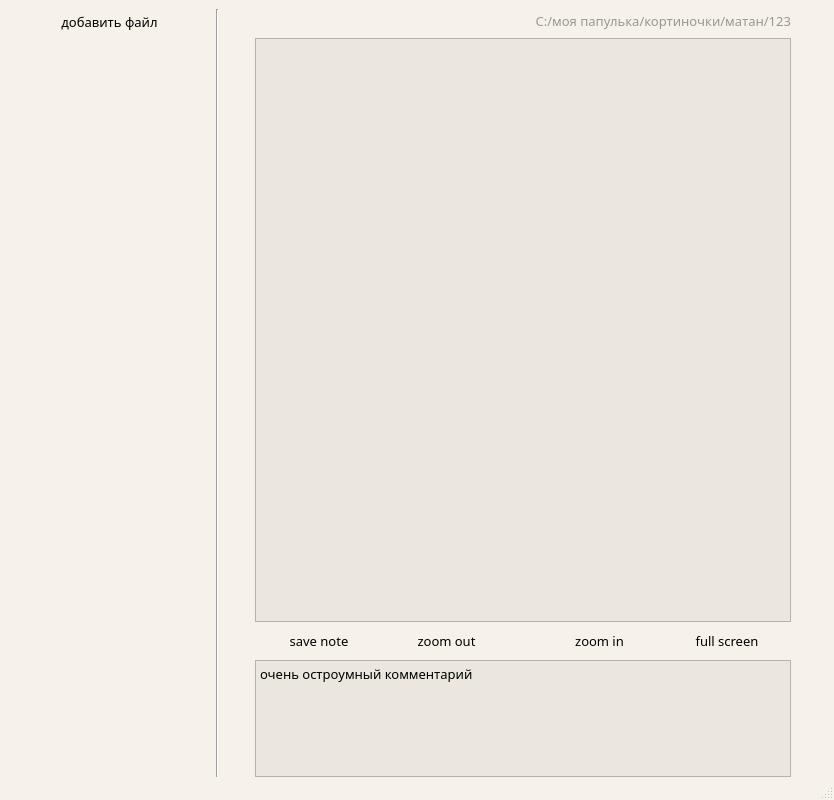
Old version of the form interface.ui in the repository exzeest/theinternational1.
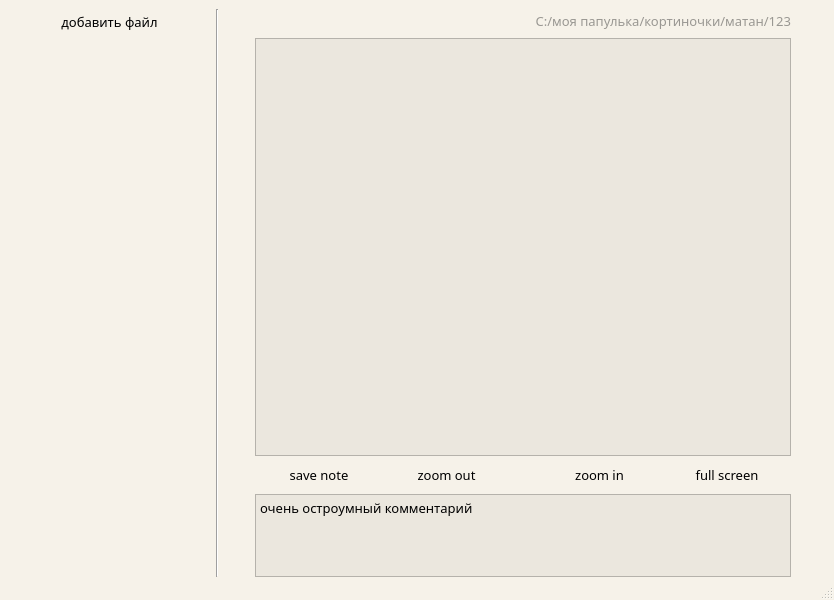
New version of the form. Icons and pictures are not drawn.

What changed in the file:
```diff
--- a/interface.ui
+++ b/interface.ui
@@ -10,11 +10,11 @@
     <x>0</x>
     <y>0</y>
     <width>834</width>
-    <height>800</height>
+    <height>600</height>
    </rect>
   </property>
   <property name="sizePolicy">
-   <sizepolicy hsizetype="Fixed" vsizetype="Fixed">
+   <sizepolicy hsizetype="Expanding" vsizetype="Expanding">
     <horstretch>0</horstretch>
     <verstretch>0</verstretch>
    </sizepolicy>
@@ -22,7 +22,7 @@
   <property name="minimumSize">
    <size>
     <width>834</width>
-    <height>800</height>
+    <height>600</height>
    </size>
   </property>
   <property name="sizeIncrement">
```
Left out of the diff: 2 changed lines with no effect on the pictures.
